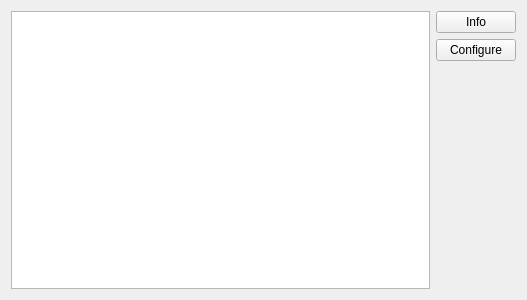
First picture: the form in kcm/pluginlist.ui, repository KDE/nepomuk-webminer, before the edit.
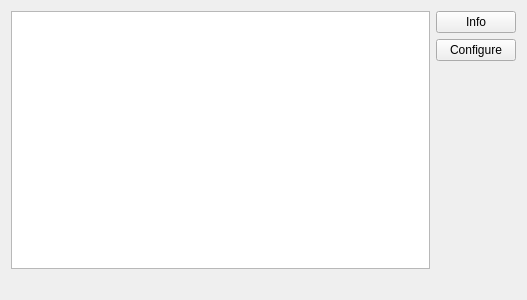
Second picture: the form after the edit.

Commit message: Show failed-to-load plugins in plugins kcm config page and make their error messages accessible Display available Kross interpreter in KCM plugins page

Diff of the .ui file:
```diff
--- a/kcm/pluginlist.ui
+++ b/kcm/pluginlist.ui
@@ -49,6 +49,16 @@
      </item>
     </layout>
    </item>
+   <item>
+    <widget class="QLabel" name="interpreterLabel">
+     <property name="text">
+      <string/>
+     </property>
+     <property name="wordWrap">
+      <bool>true</bool>
+     </property>
+    </widget>
+   </item>
   </layout>
  </widget>
  <resources/>
```
The commit also changes 6 other files.
